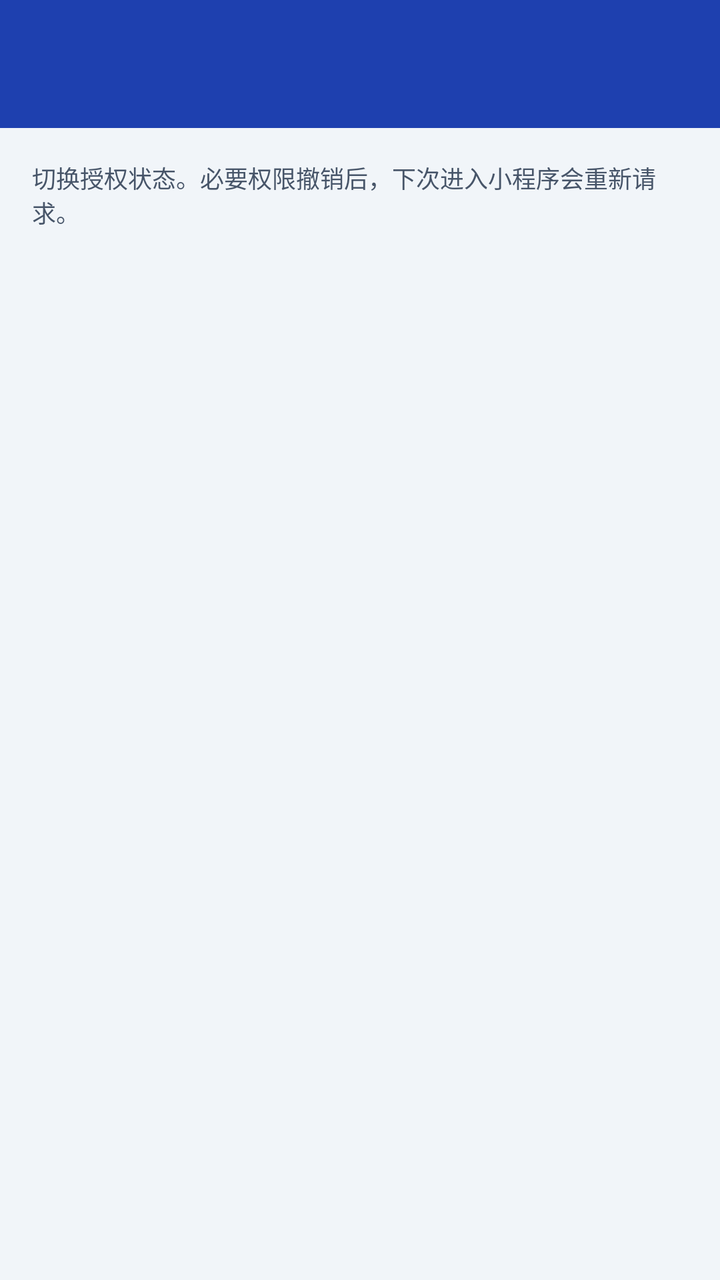
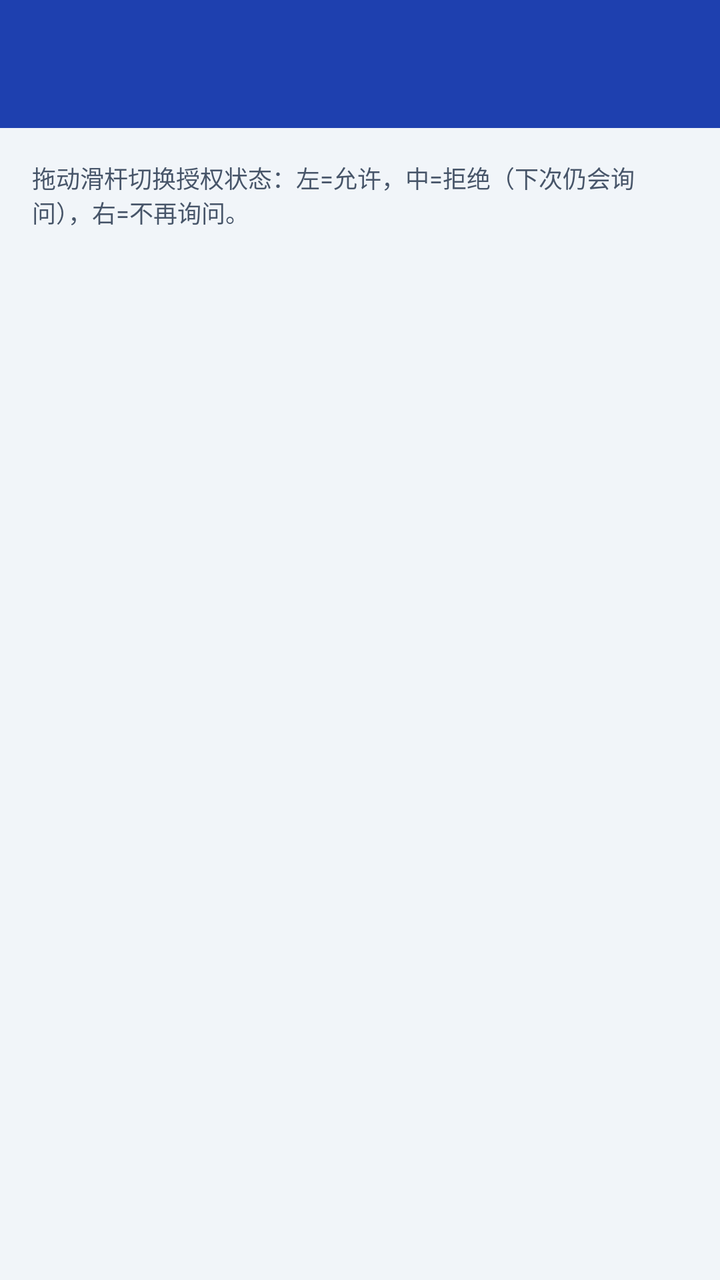

The first picture is an Android layout as it rendered before a commit; the second is the same layout after the commit. The layout source and the unified diff follow.
<!-- AndroidManifest.xml: activity theme Theme.MiniApp -->
<!-- res/layout/activity_permission_manage.xml -->
<?xml version="1.0" encoding="utf-8"?>
<LinearLayout xmlns:android="http://schemas.android.com/apk/res/android"
    xmlns:app="http://schemas.android.com/apk/res-auto"
    android:layout_width="match_parent"
    android:layout_height="match_parent"
    android:orientation="vertical"
    android:background="@color/bg_window">

    <com.google.android.material.appbar.MaterialToolbar
        android:id="@+id/toolbar"
        android:layout_width="match_parent"
        android:layout_height="?attr/actionBarSize"
        app:titleTextColor="#FFFFFF"
        android:background="@color/brand_primary_dark" />

    <TextView
        android:id="@+id/tv_hint"
        android:layout_width="match_parent"
        android:layout_height="wrap_content"
        android:padding="16dp"
        android:textColor="@color/text_secondary"
        android:textSize="12sp"
        android:text="切换授权状态。必要权限撤销后，下次进入小程序会重新请求。" />

    <androidx.recyclerview.widget.RecyclerView
        android:id="@+id/recycler"
        android:layout_width="match_parent"
        android:layout_height="match_parent"
        android:clipToPadding="false"
        android:padding="12dp" />

</LinearLayout>
<!-- resources referenced by this layout -->
<resources>
  <color name="bg_window">#F1F5F9</color>
  <color name="brand_primary_dark">#1E40AF</color>
  <color name="text_secondary">#475569</color>
  <style name="Theme.MiniApp" parent="Theme.Material3.DayNight.NoActionBar">
          
          <item name="colorPrimary">@color/brand_primary</item>
          <item name="colorOnPrimary">@color/brand_on_primary</item>
          <item name="colorPrimaryContainer">@color/brand_primary_container</item>
          <item name="colorOnPrimaryContainer">@color/brand_on_primary_container</item>
          <item name="colorSecondary">@color/brand_accent</item>
          <item name="colorOnSecondary">@color/brand_on_secondary</item>
          <item name="colorSurface">@color/bg_card</item>
          <item name="colorOnSurface">@color/text_primary</item>
          <item name="colorSurfaceVariant">@color/bg_card_raised</item>
          <item name="colorOnSurfaceVariant">@color/text_secondary</item>
          <item name="colorOutline">@color/divider</item>
          <item name="colorError">@color/danger</item>
          <item name="colorOnError">#FFFFFF</item>
          <item name="android:windowBackground">@color/bg_window</item>
          <item name="android:statusBarColor" tools:targetApi="l">@color/brand_primary_dark</item>
          
          <item name="android:windowAnimationStyle">@style/Animation.MiniApp.Activity</item>
          
          <item name="android:alertDialogTheme">@style/ThemeOverlay.MiniApp.RoundedDialog</item>
          <item name="alertDialogTheme">@style/ThemeOverlay.MiniApp.RoundedDialog</item>
          <item name="materialAlertDialogTheme">@style/ThemeOverlay.MiniApp.RoundedDialog</item>
      </style>
  <color name="brand_primary">#2563EB</color>
  <color name="brand_on_primary">#FFFFFF</color>
  <color name="brand_primary_container">#DBEAFE</color>
  <color name="brand_on_primary_container">#1E3A8A</color>
  <color name="brand_accent">#F59E0B</color>
  <color name="brand_on_secondary">#1A1504</color>
  <color name="bg_card">#FFFFFF</color>
  <color name="text_primary">#0F172A</color>
  <color name="bg_card_raised">#F8FAFC</color>
  <color name="divider">#E2E8F0</color>
  <color name="danger">#DC2626</color>
  <style name="Animation.MiniApp.Activity" parent="@android:style/Animation.Activity">
          <item name="android:activityOpenEnterAnimation">@anim/slide_in_right</item>
          <item name="android:activityOpenExitAnimation">@anim/fade_out_slight</item>
          <item name="android:activityCloseEnterAnimation">@anim/fade_in_slight</item>
          <item name="android:activityCloseExitAnimation">@anim/slide_out_right</item>
      </style>
  <style name="ThemeOverlay.MiniApp.RoundedDialog" parent="ThemeOverlay.Material3.MaterialAlertDialog">
          <item name="colorPrimary">@color/brand_primary</item>
          <item name="colorSecondary">@color/brand_accent</item>
          <item name="shapeAppearanceOverlay">@style/ShapeAppearance.MiniApp.Dialog</item>
          <item name="buttonBarPositiveButtonStyle">@style/Widget.MiniApp.DialogButton</item>
          <item name="buttonBarNegativeButtonStyle">@style/Widget.MiniApp.DialogButton</item>
          <item name="buttonBarNeutralButtonStyle">@style/Widget.MiniApp.DialogButton</item>
      </style>
  <style name="ShapeAppearance.MiniApp.Dialog" parent="">
          <item name="cornerFamily">rounded</item>
          <item name="cornerSize">24dp</item>
      </style>
  <style name="Widget.MiniApp.DialogButton" parent="Widget.Material3.Button.TextButton.Dialog">
          <item name="android:textColor">@color/brand_primary</item>
      </style>
</resources>

<!-- the commit's change to res/layout/activity_permission_manage.xml (unified diff, before → after) -->
@@ -20,7 +20,7 @@
         android:padding="16dp"
         android:textColor="@color/text_secondary"
         android:textSize="12sp"
-        android:text="切换授权状态。必要权限撤销后，下次进入小程序会重新请求。" />
+        android:text="拖动滑杆切换授权状态：左=允许，中=拒绝（下次仍会询问），右=不再询问。" />
 
     <androidx.recyclerview.widget.RecyclerView
         android:id="@+id/recycler"
